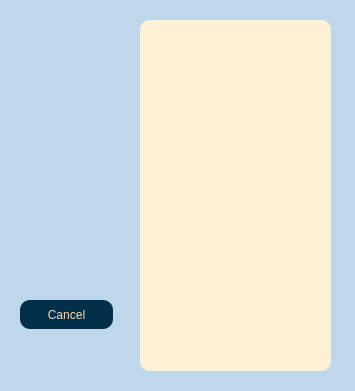
First picture: the form in client/forwardbox.ui, repository AP-projects-4001/jan-ghahve, before the edit.
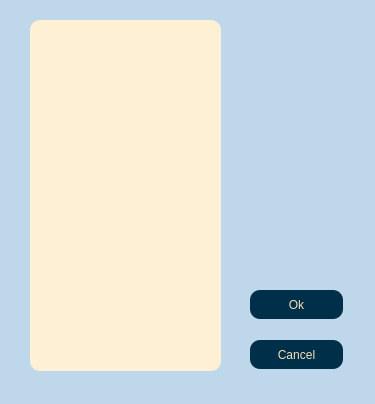
Second picture: the form after the edit.

The edit to the form file:
```diff
--- a/client/forwardbox.ui
+++ b/client/forwardbox.ui
@@ -6,8 +6,8 @@
    <rect>
     <x>0</x>
     <y>0</y>
-    <width>355</width>
-    <height>391</height>
+    <width>375</width>
+    <height>404</height>
    </rect>
   </property>
   <property name="windowTitle">
@@ -19,7 +19,7 @@
   <widget class="QListWidget" name="listWidget">
    <property name="geometry">
     <rect>
-     <x>140</x>
+     <x>30</x>
      <y>20</y>
      <width>191</width>
      <height>351</height>
@@ -36,8 +36,8 @@
   <widget class="QPushButton" name="pushButton">
    <property name="geometry">
     <rect>
-     <x>20</x>
-     <y>300</y>
+     <x>250</x>
+     <y>340</y>
      <width>93</width>
      <height>29</height>
     </rect>
@@ -54,6 +54,27 @@
     <string>Cancel</string>
    </property>
   </widget>
+  <widget class="QPushButton" name="pbn_ok">
+   <property name="geometry">
+    <rect>
+     <x>250</x>
+     <y>290</y>
+     <width>93</width>
+     <height>29</height>
+    </rect>
+   </property>
+   <property name="cursor">
+    <cursorShape>PointingHandCursor</cursorShape>
+   </property>
+   <property name="styleSheet">
+    <string notr="true">background-color:rgb(0, 48, 73);
+border-radius: 10px;
+color:rgb(245, 223, 187);</string>
+   </property>
+   <property name="text">
+    <string>Ok</string>
+   </property>
+  </widget>
  </widget>
  <resources/>
  <connections/>
```
Left out of the diff: 2 changed lines with no effect on the pictures.
